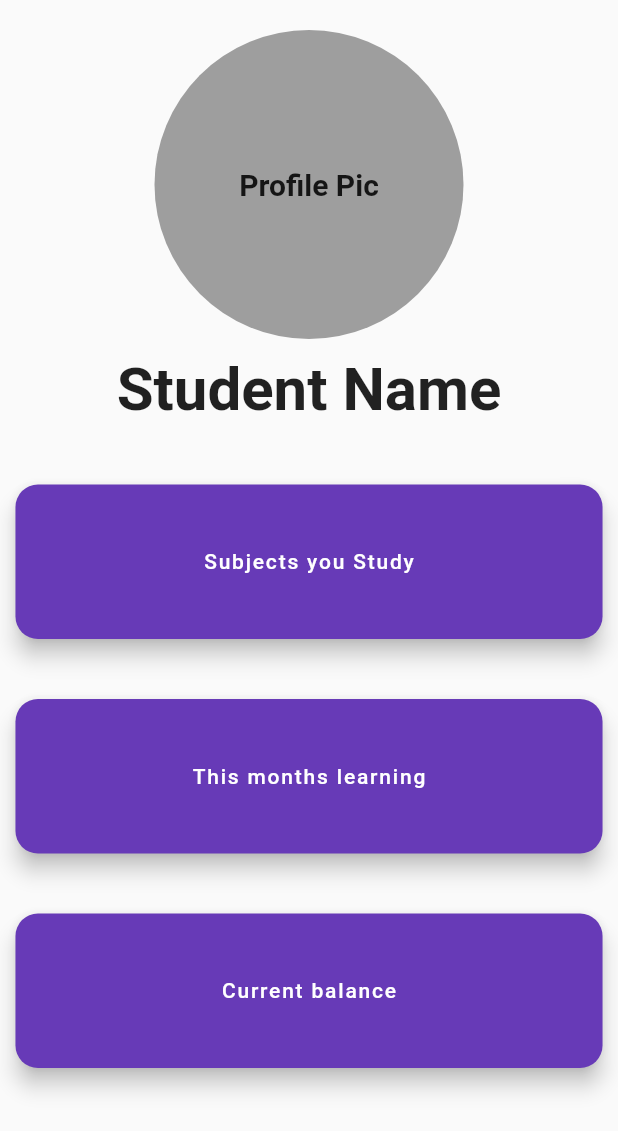
After one commit to Studios-Async/TMS_Application, a Flutter app: the StudentProfilePage screen opened directly, on a phone screen of 412 x 824 dp. The commit adds this screen. Shown: the top 1131 px of the screen. Run offline on Flutter 3.47's test engine with Material 2 defaults, Android fonts, the phone set to English and light mode, and no system bars; our stand-ins replace firebase_core, flutter_feather_icons, google_nav_bar, lottie, table_calendar; accounts and stored records are empty.

Commit message:
hyaans profile page fixed by me

```diff
--- a/lib/general_screens/Admin/Utilities/admin_navbar.dart
+++ b/lib/general_screens/Admin/Utilities/admin_navbar.dart
@@ -4,7 +4,7 @@ import 'package:tms/general_screens/Admin/admin_home.dart';
 import 'package:tms/general_screens/lesson_request.dart';
 import 'package:tms/general_screens/Tutor/tutor_home.dart';
 import 'package:tms/general_screens/login_page.dart';
-import 'package:tms/general_screens/profile_page.dart';
+import 'package:tms/general_screens/Student/student_profile_page.dart';
 import 'package:tms/general_screens/Student/student_home.dart';
 import 'package:tms/general_screens/Student/welldone_page.dart';
 
--- a/lib/general_screens/Student/Utilities/student_navbar.dart
+++ b/lib/general_screens/Student/Utilities/student_navbar.dart
@@ -3,7 +3,7 @@ import 'package:google_nav_bar/google_nav_bar.dart';
 import 'package:tms/general_screens/lesson_request.dart';
 import 'package:tms/general_screens/Student/student_home.dart';
 import 'package:tms/general_screens/Student/welldone_page.dart';
-import 'package:tms/general_screens/profile_page.dart';
+import 'package:tms/general_screens/Student/student_profile_page.dart';
 
 class StudentNavBar extends StatefulWidget {
   const StudentNavBar({Key? key}) : super(key: key);
@@ -18,7 +18,7 @@ class _StudentNavBarState extends State<StudentNavBar> {
   List<Widget> pages = [
     StudentHome(),
     LessonPage(),
-    ProfilePage()
+    StudentProfilePage()
   ]; // List of pages
 
   @override
--- /dev/null
+++ b/lib/general_screens/Student/student_profile_page.dart
@@ -0,0 +1,75 @@
+import 'package:flutter/material.dart';
+import 'package:tms/Utilities/buttontemplate.dart';
+
+class StudentProfilePage extends StatefulWidget {
+  const StudentProfilePage({super.key});
+
+  @override
+  State<StudentProfilePage> createState() => _StudentProfilePageState();
+}
+
+class _StudentProfilePageState extends State<StudentProfilePage> {
+  @override
+  Widget build(BuildContext context) {
+    double screenWidth = MediaQuery.of(context).size.width;
+
+    return Scaffold(
+      body: SafeArea(
+        child: Center(
+          child: Column(
+            children: [
+              const SizedBox(height: 20),
+              Container(
+                width: screenWidth * 0.5,
+                height: screenWidth * 0.5,
+                decoration: const BoxDecoration(
+                  shape: BoxShape.circle,
+                  color: Colors.grey,
+                ),
+                child: const Center(
+                  child: Text(
+                    'Profile Pic',
+                    style: TextStyle(fontSize: 20, fontWeight: FontWeight.bold),
+                  ),
+                ),
+              ),
+              const SizedBox(height: 10),
+              const Text(
+                'Student Name',
+                style: TextStyle(fontSize: 40, fontWeight: FontWeight.bold),
+              ),
+              const SizedBox(height: 40),
+              Column(
+                children: [
+                  NewButton(
+                    voidcallback: null,
+                    buttonheight: screenWidth * 0.25,
+                    buttonwidth: screenWidth * 0.95,
+                    usingIcon: false,
+                    text: "Subjects you Study",
+                  ),
+                  const SizedBox(height: 40),
+                  NewButton(
+                    voidcallback: null,
+                    buttonheight: screenWidth * 0.25,
+                    buttonwidth: screenWidth * 0.95,
+                    usingIcon: false,
+                    text: "This months learning",
+                  ),
+                  const SizedBox(height: 40),
+                  NewButton(
+                    voidcallback: null,
+                    buttonheight: screenWidth * 0.25,
+                    buttonwidth: screenWidth * 0.95,
+                    usingIcon: false,
+                    text: "Current balance",
+                  ),
+                ],
+              ),
+            ],
+          ),
+        ),
+      ),
+    );
+  }
+}
--- a/lib/general_screens/Tutor/Utilities/tutor_navbar.dart
+++ b/lib/general_screens/Tutor/Utilities/tutor_navbar.dart
@@ -4,7 +4,7 @@ import 'package:tms/general_screens/Student/this_months_learning.dart';
 import 'package:tms/general_screens/lesson_request.dart';
 import 'package:tms/general_screens/Tutor/tutor_home.dart';
 import 'package:tms/general_screens/Student/welldone_page.dart';
-import 'package:tms/general_screens/profile_page.dart';
+import 'package:tms/general_screens/Student/student_profile_page.dart';
 
 class TutorNavBar extends StatefulWidget {
   const TutorNavBar({Key? key}) : super(key: key);
@@ -19,7 +19,7 @@ class _TutorNavBarState extends State<TutorNavBar> {
   List<Widget> pages = [
     const TutorHome(),
     const LessonPage(),
-    ProfilePage()
+    StudentProfilePage()
     //ThisMonthsLearningPage() //temporary
   ]; // List of pages
 
```
Also changed, not shown: lib/general_screens/profile_page.dart (deleted, +0 -112 lines).
